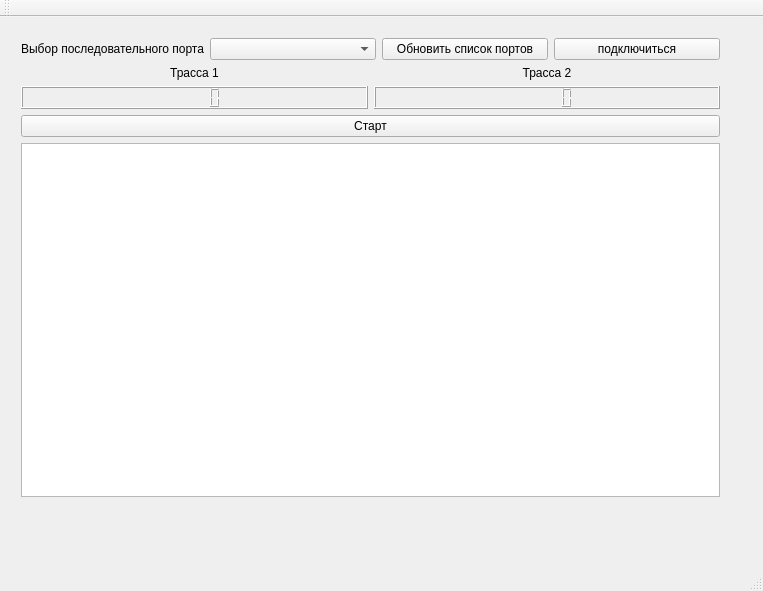
Qt form mainwindow.ui (progserega/climb_championship) before a commit.
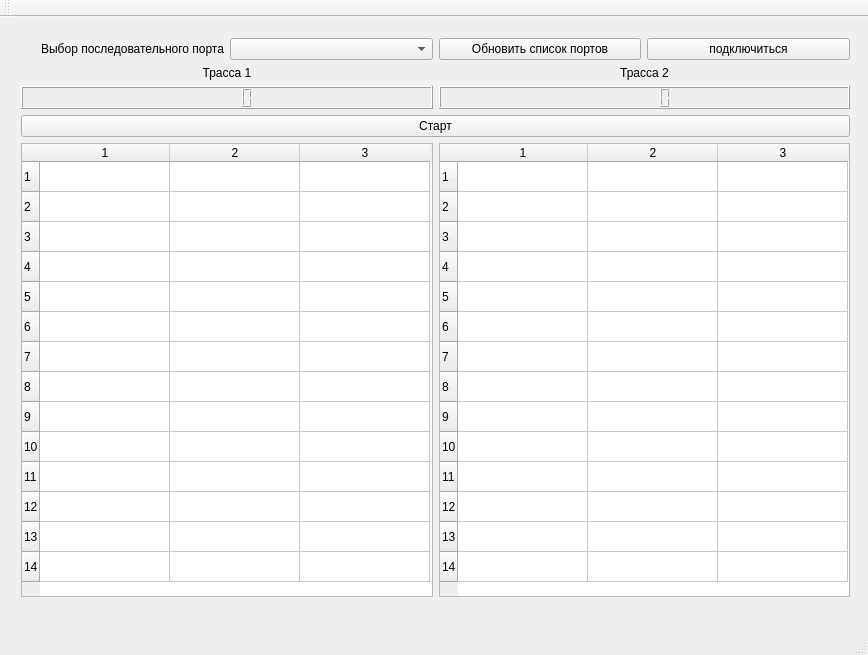
The same form after that commit.

Commit message: таблицы

```diff
--- a/mainwindow.ui
+++ b/mainwindow.ui
@@ -6,8 +6,8 @@
    <rect>
     <x>0</x>
     <y>0</y>
-    <width>763</width>
-    <height>591</height>
+    <width>868</width>
+    <height>655</height>
    </rect>
   </property>
   <property name="windowTitle">
@@ -19,8 +19,8 @@
      <rect>
       <x>10</x>
       <y>10</y>
-      <width>721</width>
-      <height>481</height>
+      <width>851</width>
+      <height>581</height>
      </rect>
     </property>
     <layout class="QVBoxLayout" name="verticalLayout_3">
@@ -105,20 +105,89 @@
       </layout>
      </item>
      <item>
-      <widget class="QTableView" name="result_table">
-       <property name="sizeIncrement">
-        <size>
-         <width>3</width>
-         <height>10</height>
-        </size>
-       </property>
-       <property name="baseSize">
-        <size>
-         <width>3</width>
-         <height>10</height>
-        </size>
-       </property>
-      </widget>
+      <layout class="QHBoxLayout" name="horizontalLayout_4">
+       <item>
+        <widget class="QTableWidget" name="result_table0">
+         <property name="baseSize">
+          <size>
+           <width>0</width>
+           <height>0</height>
+          </size>
+         </property>
+         <property name="showGrid">
+          <bool>true</bool>
+         </property>
+         <property name="cornerButtonEnabled">
+          <bool>true</bool>
+         </property>
+         <property name="rowCount">
+          <number>14</number>
+         </property>
+         <property name="columnCount">
+          <number>3</number>
+         </property>
+         <attribute name="horizontalHeaderCascadingSectionResizes">
+          <bool>false</bool>
+         </attribute>
+         <attribute name="horizontalHeaderDefaultSectionSize">
+          <number>130</number>
+         </attribute>
+         <attribute name="horizontalHeaderHighlightSections">
+          <bool>true</bool>
+         </attribute>
+         <attribute name="verticalHeaderDefaultSectionSize">
+          <number>30</number>
+         </attribute>
+         <row/>
+         <row/>
+         <row/>
+         <row/>
+         <row/>
+         <row/>
+         <row/>
+         <row/>
+         <row/>
+         <row/>
+         <row/>
+         <row/>
+         <row/>
+         <row/>
+         <column/>
+         <column/>
+         <column/>
+        </widget>
+       </item>
+       <item>
+        <widget class="QTableWidget" name="result_table1">
+         <property name="rowCount">
+          <number>14</number>
+         </property>
+         <property name="columnCount">
+          <number>3</number>
+         </property>
+         <attribute name="horizontalHeaderDefaultSectionSize">
+          <number>130</number>
+         </attribute>
+         <row/>
+         <row/>
+         <row/>
+         <row/>
+         <row/>
+         <row/>
+         <row/>
+         <row/>
+         <row/>
+         <row/>
+         <row/>
+         <row/>
+         <row/>
+         <row/>
+         <column/>
+         <column/>
+         <column/>
+        </widget>
+       </item>
+      </layout>
      </item>
     </layout>
    </widget>
```
Left out of the diff: 2 changed lines with no effect on the pictures. The commit also changes 1 other file.
